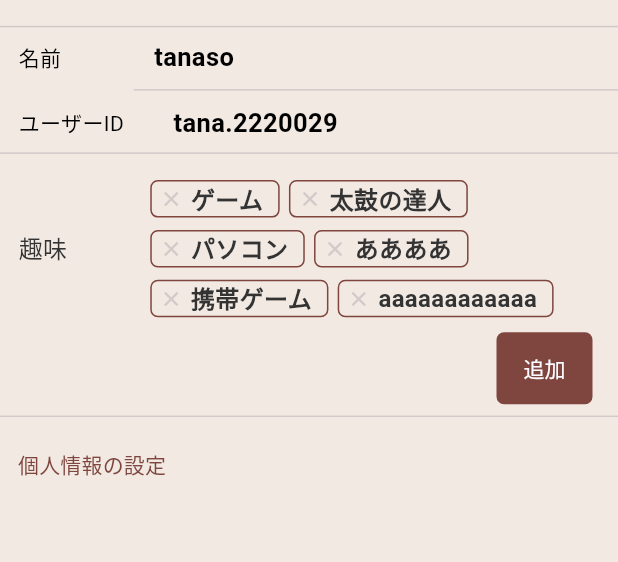
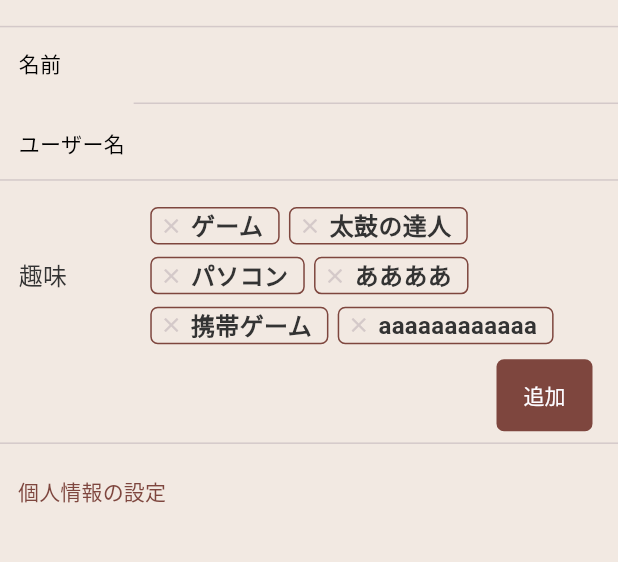
Before and after one commit to k-hinata515/time_alchemy_app, a Flutter app: the ProfileEditPage screen opened directly, on a phone screen of 412 x 824 dp, the part 252-814 px from its top. Run offline on Flutter 3.47's test engine with Material 3 defaults, Android fonts, the light colour scheme and no system bars; our stand-ins replace cloud_firestore, device_preview, dotted_border, firebase_auth, firebase_core, flutter_rating_bar and 5 more; accounts and stored records are empty; generated files the repository leaves out were written again.

Commit message:
update 名前、ユーザー名の入力できるようにした

```diff
--- a/lib/View/profile_edit_page.dart
+++ b/lib/View/profile_edit_page.dart
@@ -21,6 +21,7 @@ class MyApp extends StatelessWidget {
   @override
   Widget build(BuildContext context) {
     return MaterialApp(
+      debugShowCheckedModeBanner: false,
       home: ProfileEditPage(),
     );
   }
@@ -55,6 +56,10 @@ class _ProfileEditPageState extends State<ProfileEditPage> {
   @override
   Widget build(BuildContext context) {
     final screen = ScreenRef(context).watch(screenProvider);
+    // 名前
+    final TextEditingController nameController = TextEditingController();
+    // ID
+    final TextEditingController IDController = TextEditingController();
 
     return Scaffold(
       backgroundColor: Colors_compornet.globalBackgroundColorwhite,
@@ -105,10 +110,15 @@ class _ProfileEditPageState extends State<ProfileEditPage> {
             ),
             BorderLine(),
             //名前
-            const NameRow(
+            NameRow(
               label: '名前',
               value: 'tanaso',
               widthSize: 0.15,
+              controller: nameController,
+              onEditingComplete: (text) {
+                // ここで編集が完了したときの処理を行う
+                print('Name edited: $text');
+              },
             ),
             SizedBox(
               height: screen.designH(10),
@@ -120,10 +130,15 @@ class _ProfileEditPageState extends State<ProfileEditPage> {
               height: screen.designH(10),
             ),
             //ユーザーＩＤ
-            const NameRow(
-              label: 'ユーザーID',
-              value: 'tana.2220029',
-              widthSize: 0.08,
+            NameRow(
+              label: 'ユーザー名',
+              value: 'tanaso',
+              widthSize: 0.15,
+              controller: IDController,
+              onEditingComplete: (text) {
+                // ここで編集が完了したときの処理を行う
+                print('Name edited: $text');
+              },
             ),
             BorderLine(),
             //趣味表示
@@ -178,6 +193,8 @@ class NameRow extends StatefulWidget {
   final double labelFontSize;
   final double valueFontSize;
   final double widthSize;
+  final TextEditingController controller;
+  final Function(String) onEditingComplete;
 
   const NameRow({
     required this.label,
@@ -185,6 +202,8 @@ class NameRow extends StatefulWidget {
     this.labelFontSize = 14.0,
     this.valueFontSize = 17.0,
     required this.widthSize,
+    required this.controller,
+    required this.onEditingComplete,
   });
 
   @override
@@ -208,15 +227,25 @@ class _NameRowState extends State<NameRow> {
             fontSize: widget.labelFontSize,
           ),
         ),
-        SizedBox(
-          width: screen.width * widget.widthSize,
-        ),
-        Text(
-          widget.value,
-          style: TextStyle(
-            color: Colors.black, // ここに適切な色を指定
-            fontSize: widget.valueFontSize,
-            fontWeight: FontWeight.bold,
+        Spacer(),
+        Container(
+          width: screen.width * 0.7,
+          height: screen.height * 0.04,
+          child: TextField(
+            controller: widget.controller,
+            decoration: InputDecoration(
+              contentPadding: EdgeInsets.only(bottom: 8),
+              fillColor: Colors_compornet.globalBackgroundColorwhite,
+              filled: true,
+              border: InputBorder.none,
+            ),
+            style: TextStyle(
+              fontWeight: FontWeight.bold,
+            ),
+            onEditingComplete: () {
+              widget.onEditingComplete(widget.controller.text);
+              FocusScope.of(context).unfocus();
+            },
           ),
         ),
       ],
```
